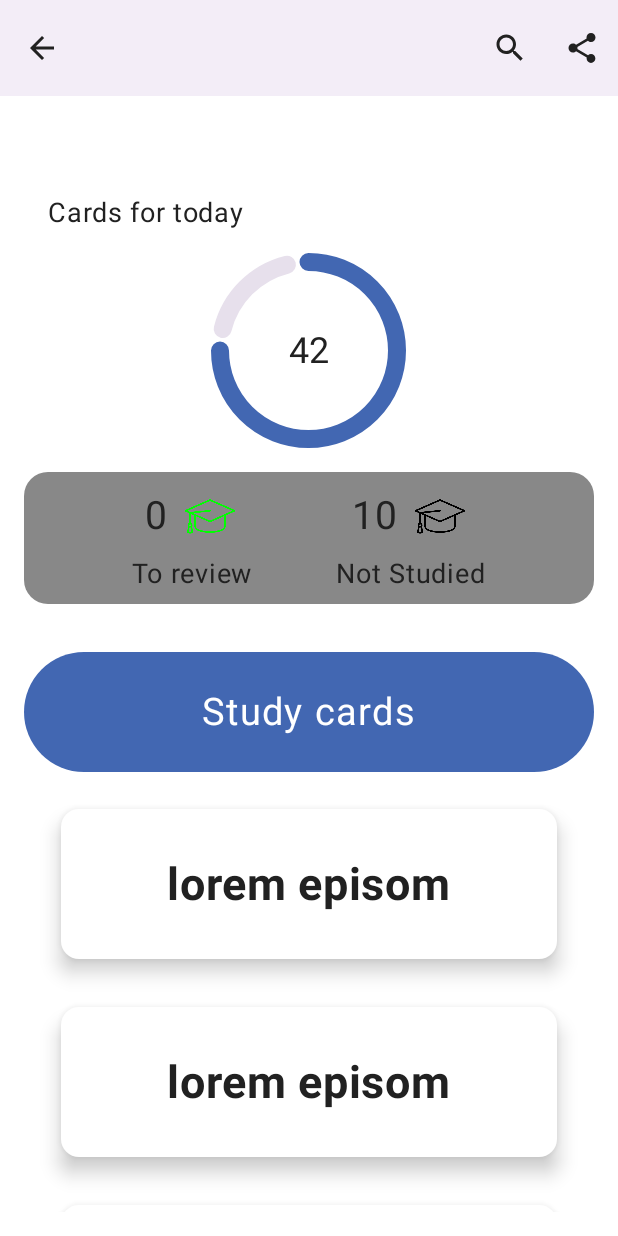
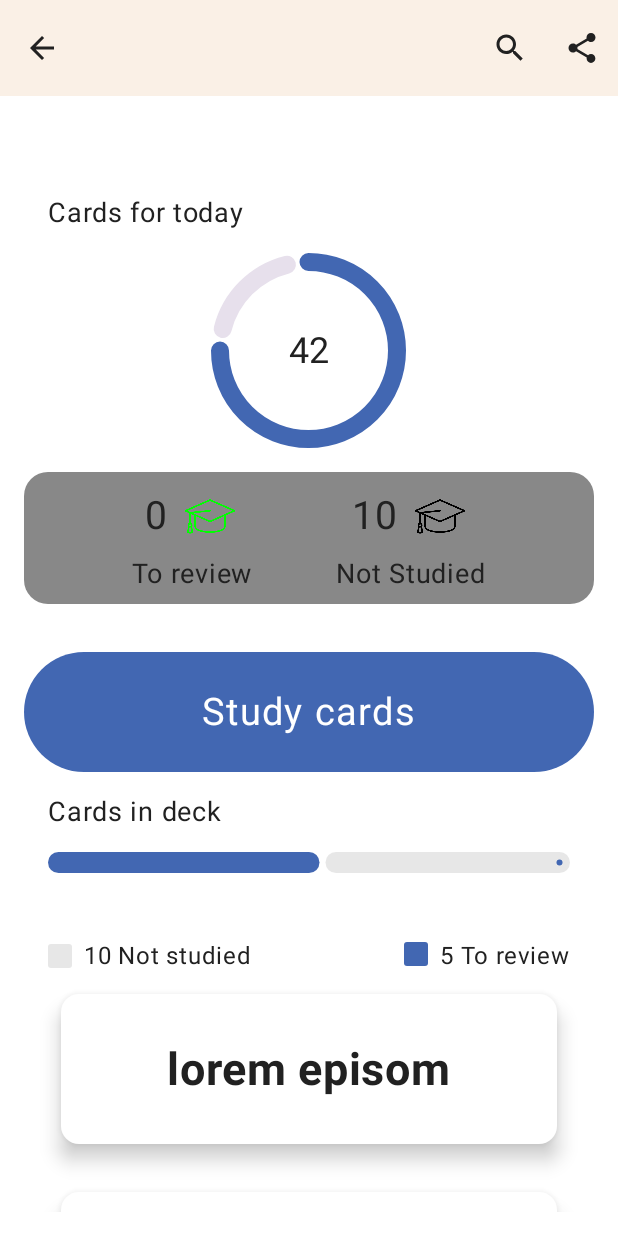
Before and after one commit to HomanYosefi/Android-Crash-Reporter, an Android app built with Jetpack Compose: the composable ListDetailGrammarScreen called with empty values, after a tap on "برگشت", on a phone screen of 412 x 824 dp. Run offline under Robolectric (Android 15) with nearby library versions, the phone set to English and light mode, and no system bars; 2 other taps on this screen came first.

Commit message:
edit flash card

```diff
--- a/app/src/main/java/com/example/leitner/GrammarScreen/ListDetailGramarScreen.kt
+++ b/app/src/main/java/com/example/leitner/GrammarScreen/ListDetailGramarScreen.kt
@@ -15,6 +15,7 @@
 import androidx.navigation.NavHostController
 import androidx.compose.animation.core.animateFloatAsState
 import androidx.compose.foundation.background
+import androidx.compose.foundation.layout.Arrangement
 import androidx.compose.foundation.shape.RoundedCornerShape
 import androidx.compose.material.icons.filled.Search
 import androidx.compose.material.icons.filled.Share
@@ -27,6 +28,15 @@
 import androidx.compose.ui.text.font.FontWeight
 import androidx.compose.ui.unit.sp
 import com.example.leitner.R
+import androidx.compose.material.icons.filled.Favorite
+import androidx.compose.material3.Icon
+import androidx.compose.material3.MaterialTheme
+import androidx.compose.material3.Slider
+import androidx.compose.runtime.getValue
+import androidx.compose.runtime.mutableFloatStateOf
+import androidx.compose.runtime.remember
+import androidx.compose.runtime.setValue
+import kotlin.Float
 
 data class WordItem(
     val id: Int,
@@ -178,6 +188,13 @@
                         fontWeight = FontWeight.Normal
                     )
                 }
+                Text(
+                    text = "Cards in deck",
+                    fontSize = 18.sp,
+                    fontWeight = FontWeight.Normal,
+                    modifier = Modifier.padding(16.dp, bottom = 0.dp)
+                )
+                CustomThumbSlider(5, 10)
 
                 LazyColumn {
                     items(words) { word ->
@@ -292,7 +309,6 @@
 }
 
 
-
 @Composable
 private fun StatusColumn(
     count: String,
@@ -327,3 +343,87 @@
 
     }
 }
+
+
+@OptIn(ExperimentalMaterial3Api::class)
+@Composable
+fun CustomThumbSlider(
+    reviewWords: Int,
+    wholeWords: Int
+) {
+    // محاسبه درصد نهایی
+    val targetProgress = remember(reviewWords, wholeWords) {
+        if (wholeWords != 0) reviewWords.toFloat() / wholeWords.toFloat() else 0f
+    }
+
+    // مقدار اولیه برای انیمیشن از صفر
+    var currentProgress by remember { mutableFloatStateOf(0f) }
+
+    // انیمیشن از صفر تا مقدار هدف با تنظیمات سفارشی
+    val animatedProgress by animateFloatAsState(
+        targetValue = currentProgress,
+        animationSpec = tween(
+            durationMillis = 1000, // مدت زمان انیمیشن
+            easing = FastOutSlowInEasing // نوع حرکت انیمیشن
+        )
+    )
+
+    // شروع انیمیشن وقتی کامپوننت ایجاد میشه
+    LaunchedEffect(targetProgress) {
+        currentProgress = targetProgress
+    }
+
+    Column(horizontalAlignment = Alignment.CenterHorizontally) {
+        LinearProgressIndicator(
+            progress = { animatedProgress },
+            modifier = Modifier
+                .fillMaxWidth()
+                .padding(16.dp)
+                .height(14.dp)
+                .clip(RoundedCornerShape(4.dp)),
+            trackColor = Color.Gray.copy(alpha = 0.2f), // رنگ پس‌زمینه پروگرس بار
+            color = MaterialTheme.colorScheme.primary // رنگ پروگرس
+        )
+        Spacer(Modifier.requiredHeight(30.dp))
+        Row(
+            modifier = Modifier
+                .fillMaxWidth()
+                .padding(horizontal = 16.dp),
+            horizontalArrangement = Arrangement.SpaceBetween // فاصله‌گذاری بهتر
+        ) {
+            Row(verticalAlignment = Alignment.CenterVertically) {
+                Box(
+                    modifier = Modifier
+                        .size(16.dp)
+                        .clip(RoundedCornerShape(2.dp))
+                        .background(Color.Gray.copy(alpha = 0.2f))
+                )
+                Spacer(modifier = Modifier.width(8.dp))
+                Text(
+                    text = "$wholeWords Not studied",
+                    fontSize = 16.sp,
+                    fontWeight = FontWeight.Normal,
+                    color = MaterialTheme.colorScheme.onSurface
+                )
+            }
+
+            Row(
+                horizontalArrangement = Arrangement.Start
+            ) {
+                Box(
+                    modifier = Modifier
+                        .size(16.dp)
+                        .clip(RoundedCornerShape(2.dp))
+                        .background(MaterialTheme.colorScheme.primary)
+                )
+                Spacer(modifier = Modifier.width(8.dp))
+                Text(
+                    text = "$reviewWords To review",
+                    fontSize = 16.sp,
+                    fontWeight = FontWeight.Normal,
+                    color = MaterialTheme.colorScheme.onSurface
+                )
+            }
+        }
+    }
+}
```
